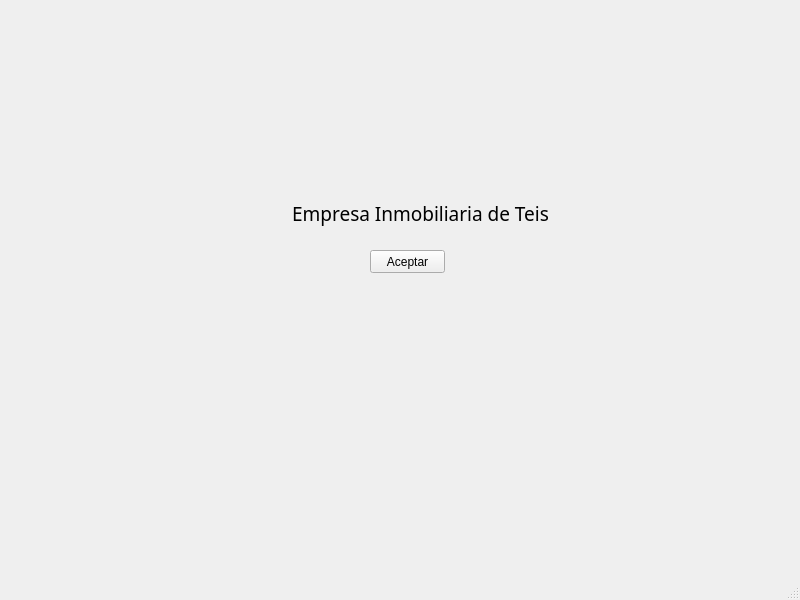
Old version of the form venPrincipal.ui in the repository Samugcor/InmoTeis.
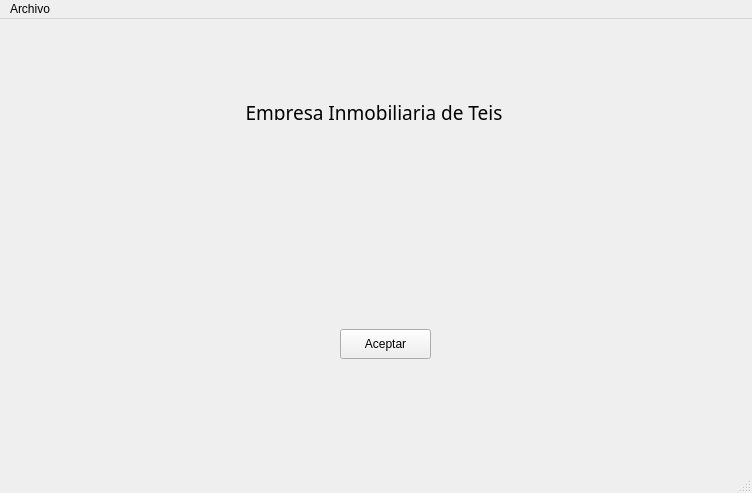
New version of the form.

```diff
--- a/venPrincipal.ui
+++ b/venPrincipal.ui
@@ -6,8 +6,8 @@
    <rect>
     <x>0</x>
     <y>0</y>
-    <width>800</width>
-    <height>600</height>
+    <width>752</width>
+    <height>493</height>
    </rect>
   </property>
   <property name="windowTitle">
@@ -17,12 +17,24 @@
    <widget class="QPushButton" name="btnAceptar">
     <property name="geometry">
      <rect>
-      <x>370</x>
-      <y>250</y>
-      <width>75</width>
-      <height>23</height>
+      <x>340</x>
+      <y>310</y>
+      <width>91</width>
+      <height>30</height>
      </rect>
     </property>
+    <property name="sizePolicy">
+     <sizepolicy hsizetype="Fixed" vsizetype="Fixed">
+      <horstretch>0</horstretch>
+      <verstretch>0</verstretch>
+     </sizepolicy>
+    </property>
+    <property name="minimumSize">
+     <size>
+      <width>90</width>
+      <height>30</height>
+     </size>
+    </property>
     <property name="text">
      <string>Aceptar</string>
     </property>
@@ -30,16 +42,19 @@
    <widget class="QLabel" name="lblTitulo">
     <property name="geometry">
      <rect>
-      <x>290</x>
-      <y>200</y>
-      <width>261</width>
-      <height>31</height>
+      <x>230</x>
+      <y>80</y>
+      <width>288</width>
+      <height>21</height>
      </rect>
     </property>
     <property name="font">
      <font>
-      <family>Papyrus</family>
+      <family>Lucida Fax</family>
       <pointsize>14</pointsize>
+      <weight>50</weight>
+      <italic>false</italic>
+      <bold>false</bold>
      </font>
     </property>
     <property name="text">
@@ -55,10 +70,17 @@
     <rect>
      <x>0</x>
      <y>0</y>
-     <width>800</width>
+     <width>752</width>
      <height>21</height>
     </rect>
    </property>
+   <widget class="QMenu" name="menuArchivo">
+    <property name="title">
+     <string>Archivo</string>
+    </property>
+    <addaction name="actionSalir"/>
+   </widget>
+   <addaction name="menuArchivo"/>
   </widget>
   <widget class="QStatusBar" name="statusbar"/>
  </widget>
```
Left out of the diff: 8 changed lines with no effect on the pictures.
